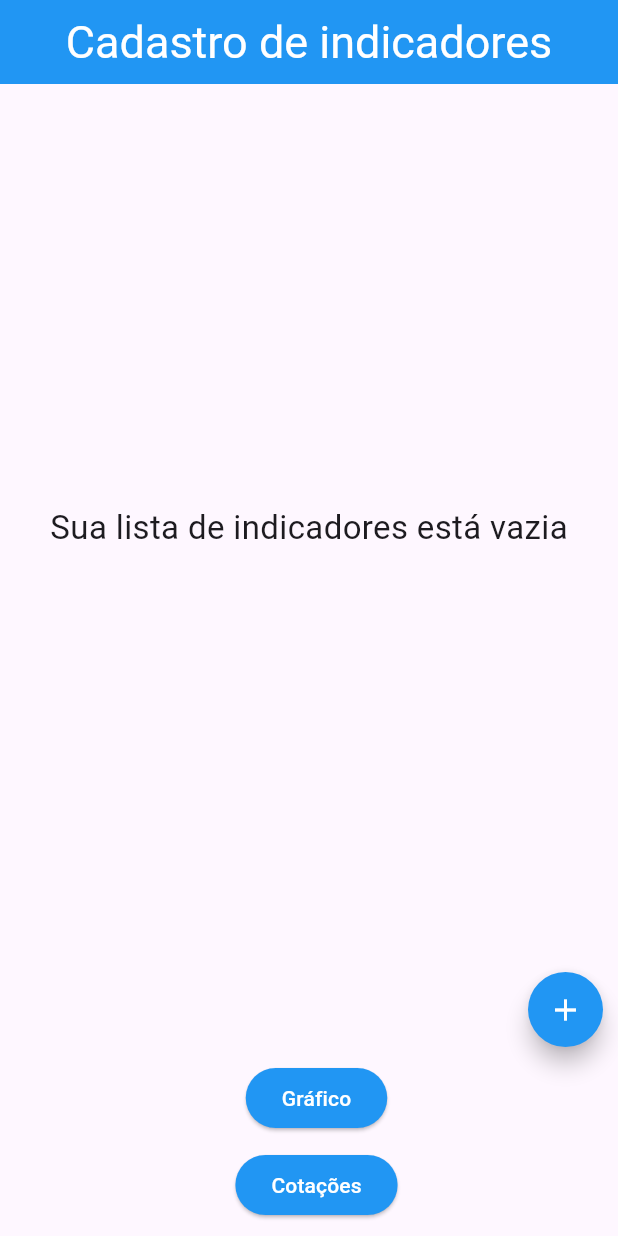
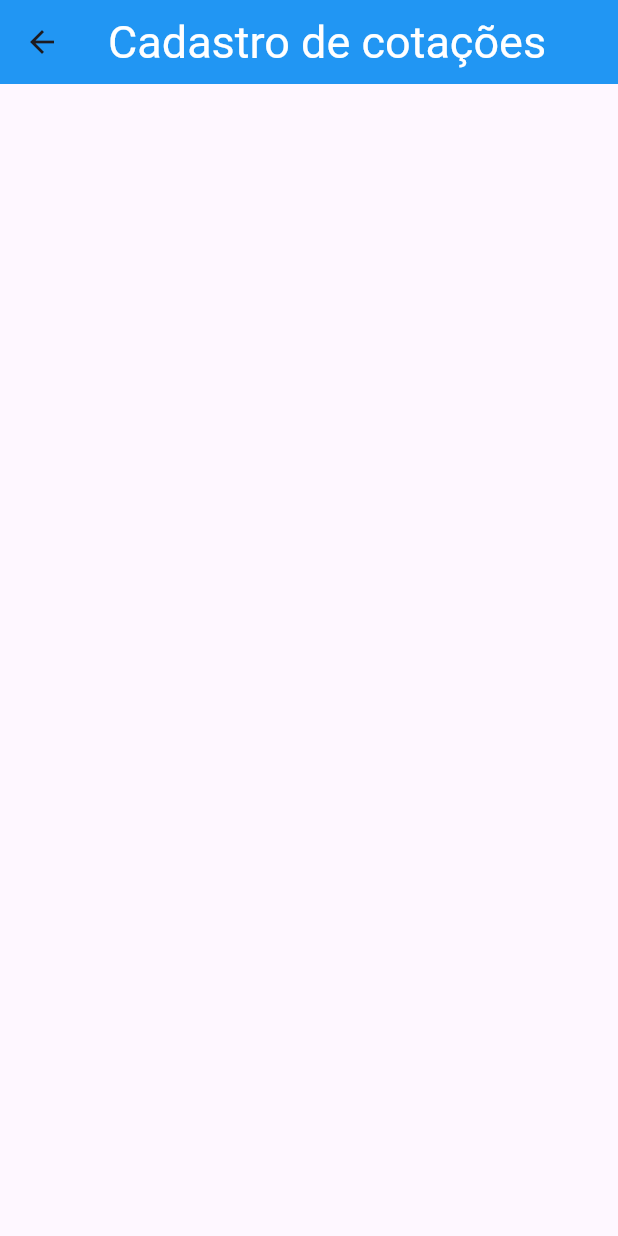
Before and after one commit to Lulispliff/app_grafico_compartilhado, a Flutter app: the screen it shows after launch, after a tap on "Gráfico", on a phone screen of 412 x 824 dp. Run offline on Flutter 3.47's test engine with Material 3 defaults, Android fonts, the phone set to English and light mode, and no system bars; our stand-ins replace isar; accounts and stored records are empty; generated files the repository leaves out were written again.

Commit message:
adicao de botoes para navegar entre telas

```diff
--- /dev/null
+++ b/lib/src/screens/cotacao_screen.dart
@@ -0,0 +1,22 @@
+import 'package:flutter/material.dart';
+
+class CotacaoScreen extends StatefulWidget {
+  const CotacaoScreen({super.key});
+
+  @override
+  CotacaoScreenState createState() => CotacaoScreenState();
+}
+
+class CotacaoScreenState extends State<CotacaoScreen> {
+  @override
+  Widget build(BuildContext context) {
+    return Scaffold(
+      appBar: AppBar(
+        backgroundColor: Colors.blue,
+        centerTitle: true,
+        title: const Text("Cadastro de cotações"),
+        titleTextStyle: const TextStyle(color: Colors.white, fontSize: 30),
+      ),
+    );
+  }
+}
--- /dev/null
+++ b/lib/src/screens/grafico_screen.dart
@@ -0,0 +1,22 @@
+import 'package:flutter/material.dart';
+
+class GraficoScreen extends StatefulWidget {
+  const GraficoScreen({super.key});
+
+  @override
+  GraficoScreenState createState() => GraficoScreenState();
+}
+
+class GraficoScreenState extends State<GraficoScreen> {
+  @override
+  Widget build(BuildContext context) {
+    return Scaffold(
+      appBar: AppBar(
+        backgroundColor: Colors.blue,
+        centerTitle: true,
+        title: const Text("Cadastro de cotações"),
+        titleTextStyle: const TextStyle(color: Colors.white, fontSize: 30),
+      ),
+    );
+  }
+}
--- a/lib/src/screens/indicador_screen.dart
+++ b/lib/src/screens/indicador_screen.dart
@@ -1,3 +1,5 @@
+import 'package:app_grafico_compartilhado/src/screens/cotacao_screen.dart';
+import 'package:app_grafico_compartilhado/src/screens/grafico_screen.dart';
 import 'package:flutter/material.dart';
 import 'package:app_grafico_compartilhado/src/models/indicador.dart';
 
@@ -10,7 +12,7 @@ class IndicadorScreen extends StatefulWidget {
 
 class IndicadorScreenState extends State<IndicadorScreen> {
   List<Indicador> indicadores = [];
-  //
+
   @override
   Widget build(BuildContext context) {
     return Scaffold(
@@ -20,59 +22,48 @@ class IndicadorScreenState extends State<IndicadorScreen> {
         title: const Text("Cadastro de indicadores"),
         titleTextStyle: const TextStyle(color: Colors.white, fontSize: 30),
       ),
-      body: Column(
+      body: Padding(
+        padding: const EdgeInsets.all(16.0),
+        child: Column(
+          crossAxisAlignment: CrossAxisAlignment.start,
           children: [
             Expanded(
-              child: indicadores.isEmpty
+              child: _buildIndicadoresList(),
+            ),
+            const SizedBox(height: 16),
+            _buildNavigatorButtons(),
+          ],
+        ),
+      ),
+      floatingActionButton: _buildAddIndicadorButton(),
+    );
+  }
+
+  Widget _buildIndicadoresList() {
+    return indicadores.isEmpty
         ? const Center(
             child: Text(
               "Sua lista de indicadores está vazia",
               style: TextStyle(fontSize: 22),
             ),
           )
-                  : listaIndicadores()),
-          addIndicadorButton(context),
-          navigatorButtons(context)
-        ],
-      ),
+        : ListView.builder(
+            itemCount: indicadores.length,
+            itemBuilder: (context, index) {
+              return ListTile(
+                title: Text(indicadores[index].nome),
+                // Adicione mais informações do indicador, se necessário
+              );
+            },
           );
   }
 
-  Widget listaIndicadores() {
-    return ListView.builder(itemBuilder: (context, index) {
-      return null;
-    });
-  }
-
-  Widget addIndicadorButton(BuildContext context) {
-    return Row(
-      mainAxisAlignment: MainAxisAlignment.end,
+  Widget _buildNavigatorButtons() {
+    return Column(
+      crossAxisAlignment: CrossAxisAlignment.start,
       children: [
-        Padding(
-          padding: const EdgeInsets.only(bottom: 10, right: 10),
-          child: SizedBox(
-            width: 50,
-            height: 50,
-            child: FloatingActionButton(
-                // ignore: sort_child_properties_last
-                child: const Icon(Icons.add, color: Colors.white),
-                backgroundColor: Colors.blue,
-                shape: const CircleBorder(),
-                onPressed: () {}),
-          ),
-        )
-      ],
-    );
-  }
-
-  Widget navigatorButtons(BuildContext context) {
-    return Column(
-      mainAxisAlignment: MainAxisAlignment.start,
-      children: [
-        Padding(
-          padding: const EdgeInsets.only(bottom: 10, left: 10),
-          child: ElevatedButton(
-            onPressed: () {},
+        ElevatedButton(
+          onPressed: goToGrafico,
           style: ButtonStyle(
             backgroundColor: MaterialStateProperty.all(Colors.blue),
           ),
@@ -81,11 +72,9 @@ class IndicadorScreenState extends State<IndicadorScreen> {
             style: TextStyle(color: Colors.white),
           ),
         ),
-        ),
-        Padding(
-          padding: const EdgeInsets.only(bottom: 10, left: 10),
-          child: ElevatedButton(
-            onPressed: () {},
+        const SizedBox(height: 8),
+        ElevatedButton(
+          onPressed: goToCotacao,
           style: ButtonStyle(
             backgroundColor: MaterialStateProperty.all(Colors.blue),
           ),
@@ -94,8 +83,26 @@ class IndicadorScreenState extends State<IndicadorScreen> {
             style: TextStyle(color: Colors.white),
           ),
         ),
-        ),
       ],
     );
   }
+
+  Widget _buildAddIndicadorButton() {
+    return FloatingActionButton(
+      onPressed: () {},
+      backgroundColor: Colors.blue,
+      shape: const CircleBorder(),
+      child: const Icon(Icons.add, color: Colors.white),
+    );
   }
+
+  void goToGrafico() {
+    Navigator.push(context,
+        MaterialPageRoute(builder: (context) => const GraficoScreen()));
+  }
+
+  void goToCotacao() {
+    Navigator.push(context,
+        MaterialPageRoute(builder: (context) => const CotacaoScreen()));
+  }
+}
```
Lines whose indentation alone changed are shown as unchanged.
